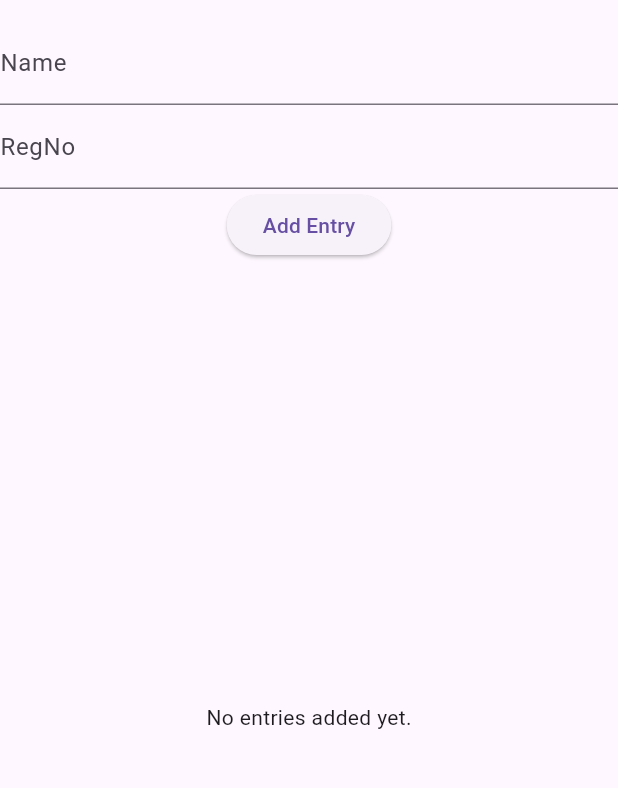
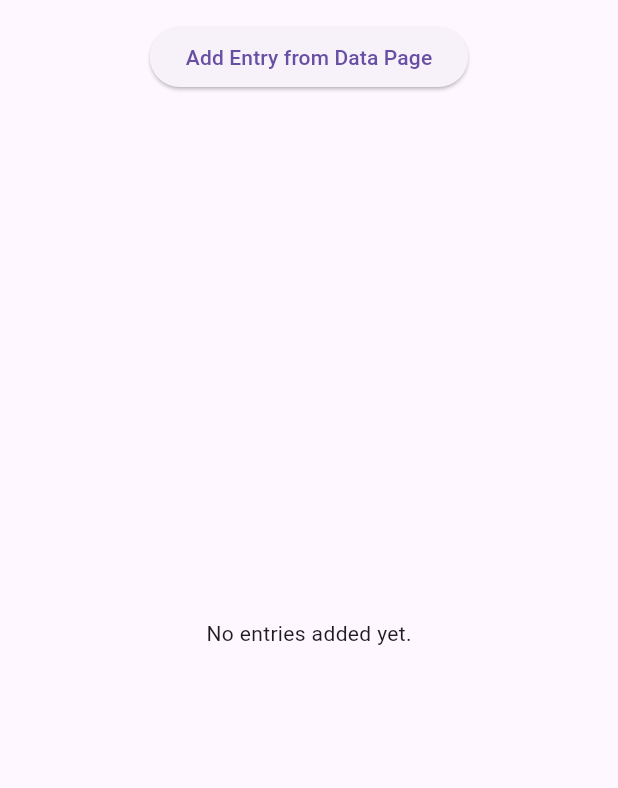
Before and after one commit to etienne0114/Flutter_work, a Flutter app: the AboutPage screen opened by its route, on a phone screen of 412 x 824 dp, the part 63-851 px from its top. Run offline on Flutter 3.47's test engine with Material 3 defaults, Android fonts, the phone set to English and light mode, and no system bars; our stand-ins replace lottie.

Commit message:
inserting data on data page to be displayed on about

```diff
--- a/lib/pages/about_page.dart
+++ b/lib/pages/about_page.dart
@@ -1,90 +1,57 @@
 import 'package:flutter/material.dart';
+import 'package:provider/provider.dart';
+import '../providers/data_provider.dart';
 
-class AboutPage extends StatefulWidget {
+class AboutPage extends StatelessWidget {
   const AboutPage({super.key});
 
   @override
-  // ignore: library_private_types_in_public_api
-  _AboutPageState createState() => _AboutPageState();
-}
-
-class _AboutPageState extends State<AboutPage> {
-  final List<Map<String, String>> _entries = [];
-
-  void _addEntry(String name, String regno) {
-    setState(() {
-      _entries.add({'name': name, 'regno': regno});
-    });
-  }
-
-  void _deleteEntry(int index) {
-    setState(() {
-      _entries.removeAt(index);
-    });
-  }
-
-  @override
   Widget build(BuildContext context) {
-    final nameController = TextEditingController();
-    final regnoController = TextEditingController();
+    final dataProvider = Provider.of<DataProvider>(context);
 
     return Scaffold(
       appBar: AppBar(title: const Text('About')),
       body: Column(
         children: [
-          TextField(
-            controller: nameController,
-            decoration: const InputDecoration(labelText: 'Name'),
-          ),
-          TextField(
-            controller: regnoController,
-            decoration: const InputDecoration(labelText: 'RegNo'),
-          ),
           ElevatedButton(
             onPressed: () {
-              _addEntry(nameController.text, regnoController.text);
-              nameController.clear();
-              regnoController.clear();
+              Navigator.pushNamed(context, '/data');
             },
-            child: const Text('Add Entry'),
+            child: Text('Add Entry from Data Page'),
           ),
           Expanded(
-            child:
-                _entries.isEmpty
+            child: dataProvider.entries.isEmpty
                 ? const Center(child: Text('No entries added yet.'))
                 : SingleChildScrollView(
                     scrollDirection: Axis.vertical,
+                    child: SingleChildScrollView(
+                      scrollDirection: Axis.horizontal,
                       child: DataTable(
+                        // border: TableBorder.all(),
                         columns: const [
-                          DataColumn(label: Text('Name')),
-                          DataColumn(label: Text('RegNo')),
-                          DataColumn(label: Text('Actions')),
+                          DataColumn(label: Text('Name', style: TextStyle(fontWeight: FontWeight.bold))),
+                          DataColumn(label: Text('Reg No', style: TextStyle(fontWeight: FontWeight.bold))),
+                          DataColumn(label: Text('Actions', style: TextStyle(fontWeight: FontWeight.bold))),
                         ],
-                        rows:
-                            _entries
-                                .asMap()
-                                .entries
-                                .map(
-                                  (entry) => DataRow(
+                        rows: dataProvider.entries.asMap().entries.map(
+                          (entry) {
+                            final index = entry.key;
+                            final value = entry.value;
+                            return DataRow(
                               cells: [
-                                      DataCell(Text(entry.value['name'] ?? '')),
-                                      DataCell(
-                                        Text(entry.value['regno'] ?? ''),
-                                      ),
+                                DataCell(Text(value['name'] ?? '')),
+                                DataCell(Text(value['regno'] ?? '')),
                                 DataCell(
                                   IconButton(
-                                          icon: const Icon(
-                                            Icons.delete,
-                                            color: Colors.red,
-                                          ),
-                                          onPressed:
-                                              () => _deleteEntry(entry.key),
+                                    icon: const Icon(Icons.delete, color: Colors.red),
+                                    onPressed: () => dataProvider.deleteEntry(index),
                                   ),
                                 ),
                               ],
+                            );
+                          },
+                        ).toList(),
                       ),
-                                )
-                                .toList(),
                     ),
                   ),
           ),
--- a/lib/pages/login_page.dart
+++ b/lib/pages/login_page.dart
@@ -52,7 +52,7 @@ class _LoginPageState extends State<LoginPage> {
                     SizedBox(height: 20.0),
                     TextField(
                       controller: controllerEmail,
-                      style: TextStyle(color: Colors.white, fontSize: 20.0),
+                      //style: TextStyle(color: Colors.white, fontSize: 20.0),
                       decoration: InputDecoration(
                         hintText: 'Email',
 
@@ -65,7 +65,7 @@ class _LoginPageState extends State<LoginPage> {
                     SizedBox(height: 20.0),
                     TextField(
                       controller: controllerPassword,
-                      style: TextStyle(color: Colors.white, fontSize: 20.0),
+                      //style: TextStyle(color: Colors.white, fontSize: 20.0),
                       decoration: InputDecoration(
                         hintText: 'Password',
                         border: OutlineInputBorder(
--- /dev/null
+++ b/lib/providers/data_provider.dart
@@ -0,0 +1,17 @@
+import 'package:flutter/material.dart';
+
+class DataProvider extends ChangeNotifier {
+  final List<Map<String, String>> _entries = [];
+
+  List<Map<String, String>> get entries => _entries;
+
+  void addEntry(String name, String regno) {
+    _entries.add({'name': name, 'regno': regno});
+    notifyListeners();
+  }
+
+  void deleteEntry(int index) {
+    _entries.removeAt(index);
+    notifyListeners();
+  }
+}
--- a/pubspec.yaml
+++ b/pubspec.yaml
@@ -35,6 +35,7 @@ dependencies:
   # Use with the CupertinoIcons class for iOS style icons.
   cupertino_icons: ^1.0.8
   lottie: ^1.0.0
+  provider: ^6.1.2
 
 dev_dependencies:
   flutter_test:
```
Also changed, not shown: lib/main.dart (+11 -3 lines), lib/pages/data_page.dart (+40 -15 lines), lib/pages/home_page.dart (+143 -47 lines), pubspec.lock. Lines whose indentation alone changed are shown as unchanged.
